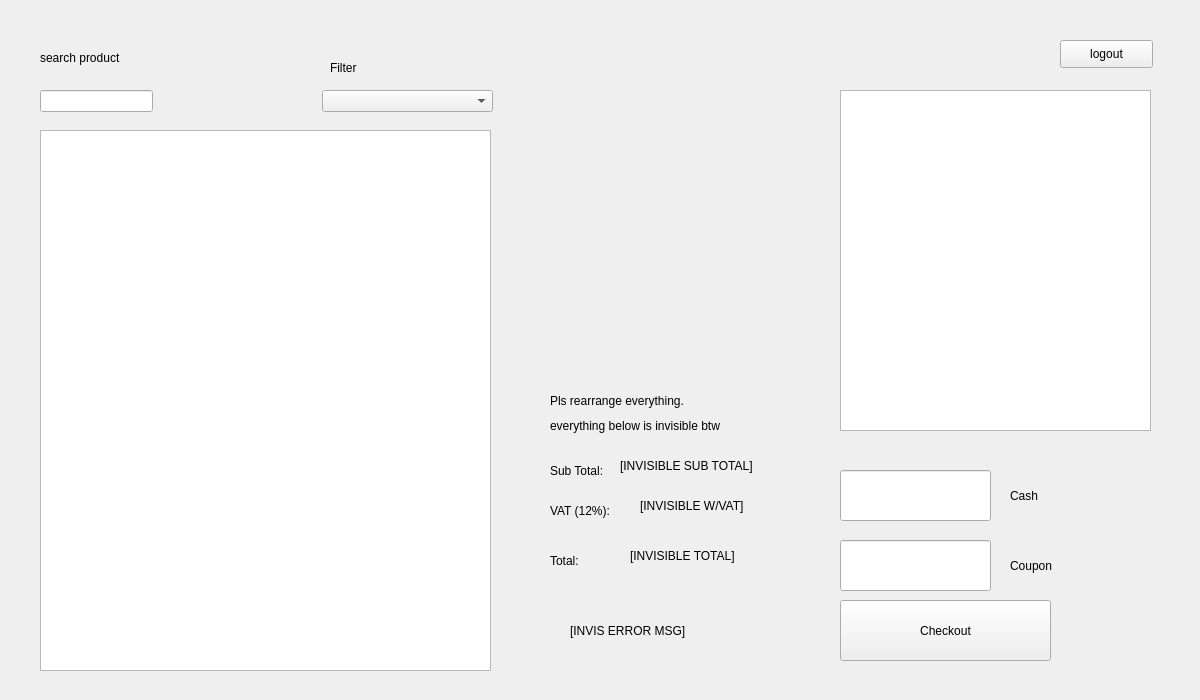
Qt form POS/UI/cashier.ui (ReiZedlav/CSCC-21.1-Software-Engineering-1) before a commit.
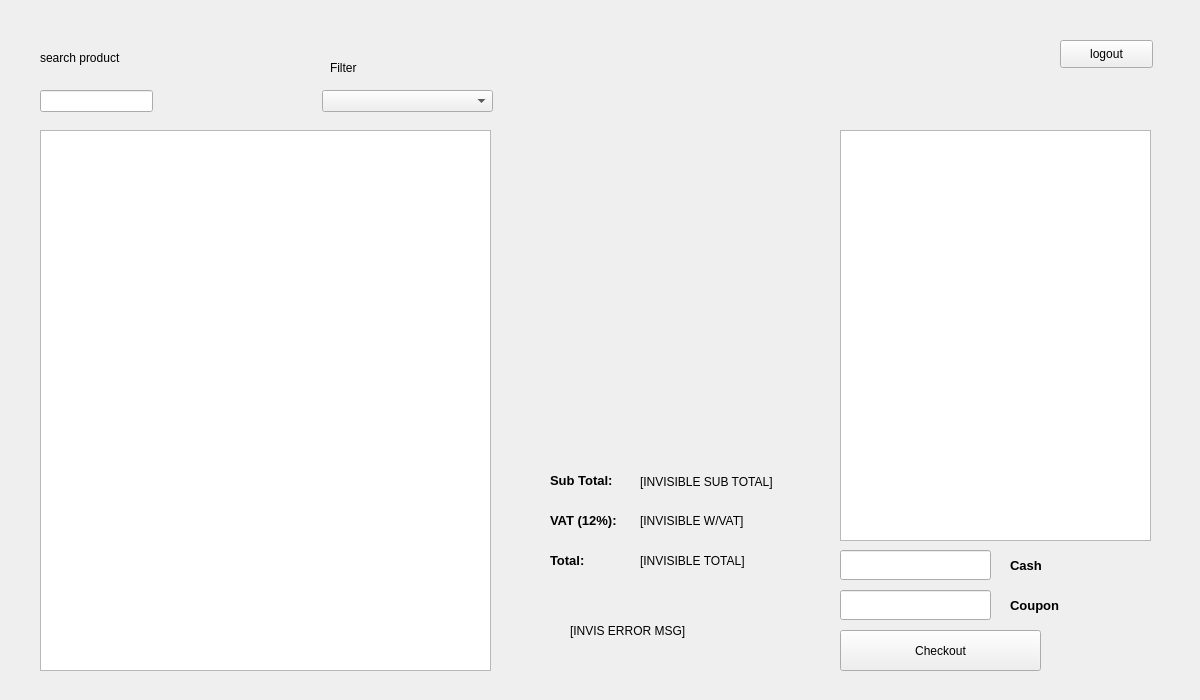
The same form after that commit. Icons and pictures are not drawn.

Diff of the .ui file:
```diff
--- a/POS/UI/cashier.ui
+++ b/POS/UI/cashier.ui
@@ -51,9 +51,9 @@
     <property name="geometry">
      <rect>
       <x>840</x>
-      <y>90</y>
+      <y>130</y>
       <width>311</width>
-      <height>341</height>
+      <height>411</height>
      </rect>
     </property>
    </widget>
@@ -97,7 +97,7 @@
     <property name="geometry">
      <rect>
       <x>540</x>
-      <y>80</y>
+      <y>130</y>
       <width>300</width>
       <height>300</height>
      </rect>
@@ -119,9 +119,9 @@
     <property name="geometry">
      <rect>
       <x>840</x>
-      <y>540</y>
+      <y>590</y>
       <width>151</width>
-      <height>51</height>
+      <height>30</height>
      </rect>
     </property>
    </widget>
@@ -129,9 +129,9 @@
     <property name="geometry">
      <rect>
       <x>840</x>
-      <y>600</y>
-      <width>211</width>
-      <height>61</height>
+      <y>630</y>
+      <width>201</width>
+      <height>41</height>
      </rect>
     </property>
     <property name="text">
@@ -142,11 +142,18 @@
     <property name="geometry">
      <rect>
       <x>1010</x>
-      <y>550</y>
+      <y>590</y>
       <width>71</width>
       <height>31</height>
      </rect>
     </property>
+    <property name="font">
+     <font>
+      <pointsize>10</pointsize>
+      <weight>75</weight>
+      <bold>true</bold>
+     </font>
+    </property>
     <property name="text">
      <string>Coupon</string>
     </property>
@@ -155,9 +162,9 @@
     <property name="geometry">
      <rect>
       <x>840</x>
-      <y>470</y>
+      <y>550</y>
       <width>151</width>
-      <height>51</height>
+      <height>30</height>
      </rect>
     </property>
    </widget>
@@ -165,37 +172,38 @@
     <property name="geometry">
      <rect>
       <x>1010</x>
-      <y>480</y>
+      <y>550</y>
       <width>71</width>
       <height>31</height>
      </rect>
     </property>
+    <property name="font">
+     <font>
+      <pointsize>10</pointsize>
+      <weight>75</weight>
+      <bold>true</bold>
+     </font>
+    </property>
     <property name="text">
      <string>Cash</string>
     </property>
    </widget>
-   <widget class="QLabel" name="label_3">
-    <property name="geometry">
-     <rect>
-      <x>550</x>
-      <y>385</y>
-      <width>221</width>
-      <height>31</height>
-     </rect>
-    </property>
-    <property name="text">
-     <string>Pls rearrange everything.</string>
-    </property>
-   </widget>
    <widget class="QLabel" name="subtotalLabel">
     <property name="geometry">
      <rect>
       <x>550</x>
-      <y>450</y>
+      <y>460</y>
       <width>81</width>
       <height>41</height>
      </rect>
     </property>
+    <property name="font">
+     <font>
+      <pointsize>10</pointsize>
+      <weight>75</weight>
+      <bold>true</bold>
+     </font>
+    </property>
     <property name="text">
      <string>Sub Total:</string>
     </property>
@@ -203,8 +211,8 @@
    <widget class="QLabel" name="subtotal">
     <property name="geometry">
      <rect>
-      <x>620</x>
-      <y>450</y>
+      <x>640</x>
+      <y>466</y>
       <width>141</width>
       <height>31</height>
      </rect>
@@ -213,19 +221,6 @@
      <string>[INVISIBLE SUB TOTAL]</string>
     </property>
    </widget>
-   <widget class="QLabel" name="label_8">
-    <property name="geometry">
-     <rect>
-      <x>550</x>
-      <y>410</y>
-      <width>221</width>
-      <height>31</height>
-     </rect>
-    </property>
-    <property name="text">
-     <string>everything below is invisible btw</string>
-    </property>
-   </widget>
    <widget class="QLabel" name="errorMsg">
     <property name="geometry">
      <rect>
@@ -243,11 +238,18 @@
     <property name="geometry">
      <rect>
       <x>550</x>
-      <y>490</y>
+      <y>500</y>
       <width>81</width>
       <height>41</height>
      </rect>
     </property>
+    <property name="font">
+     <font>
+      <pointsize>10</pointsize>
+      <weight>75</weight>
+      <bold>true</bold>
+     </font>
+    </property>
     <property name="text">
      <string>VAT (12%):</string>
     </property>
@@ -256,7 +258,7 @@
     <property name="geometry">
      <rect>
       <x>640</x>
-      <y>490</y>
+      <y>505</y>
       <width>141</width>
       <height>31</height>
      </rect>
@@ -274,6 +276,13 @@
       <height>41</height>
      </rect>
     </property>
+    <property name="font">
+     <font>
+      <pointsize>10</pointsize>
+      <weight>75</weight>
+      <bold>true</bold>
+     </font>
+    </property>
     <property name="text">
      <string>Total:</string>
     </property>
@@ -281,8 +290,8 @@
    <widget class="QLabel" name="total">
     <property name="geometry">
      <rect>
-      <x>630</x>
-      <y>540</y>
+      <x>640</x>
+      <y>545</y>
       <width>141</width>
       <height>31</height>
      </rect>
```
Left out of the diff: 2 changed lines with no effect on the pictures.
